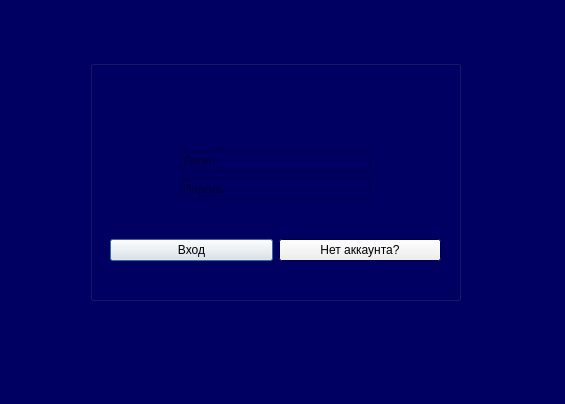
ToksichniyDed/SperInvest, file client/Client_App/enter_window.ui: the form before one commit.
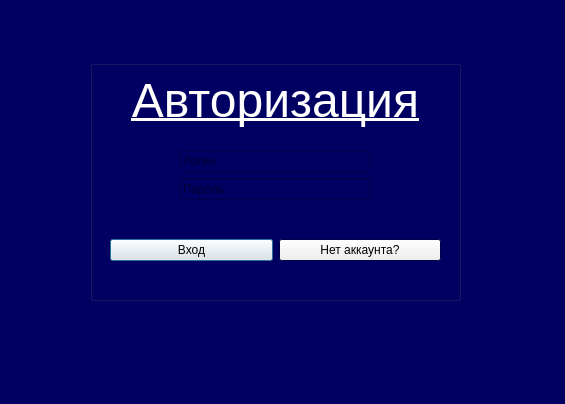
The form after the commit.

Diff of the .ui file:
```diff
--- a/client/Client_App/enter_window.ui
+++ b/client/Client_App/enter_window.ui
@@ -171,6 +171,19 @@
      </item>
     </layout>
    </widget>
+   <widget class="QLabel" name="label">
+    <property name="geometry">
+     <rect>
+      <x>20</x>
+      <y>10</y>
+      <width>331</width>
+      <height>61</height>
+     </rect>
+    </property>
+    <property name="text">
+     <string>&lt;html&gt;&lt;head/&gt;&lt;body&gt;&lt;p align=&quot;center&quot;&gt;&lt;span style=&quot; font-size:36pt; text-decoration: underline; color:#ffffff;&quot;&gt;Авторизация&lt;/span&gt;&lt;/p&gt;&lt;/body&gt;&lt;/html&gt;</string>
+    </property>
+   </widget>
   </widget>
  </widget>
  <resources/>
```
